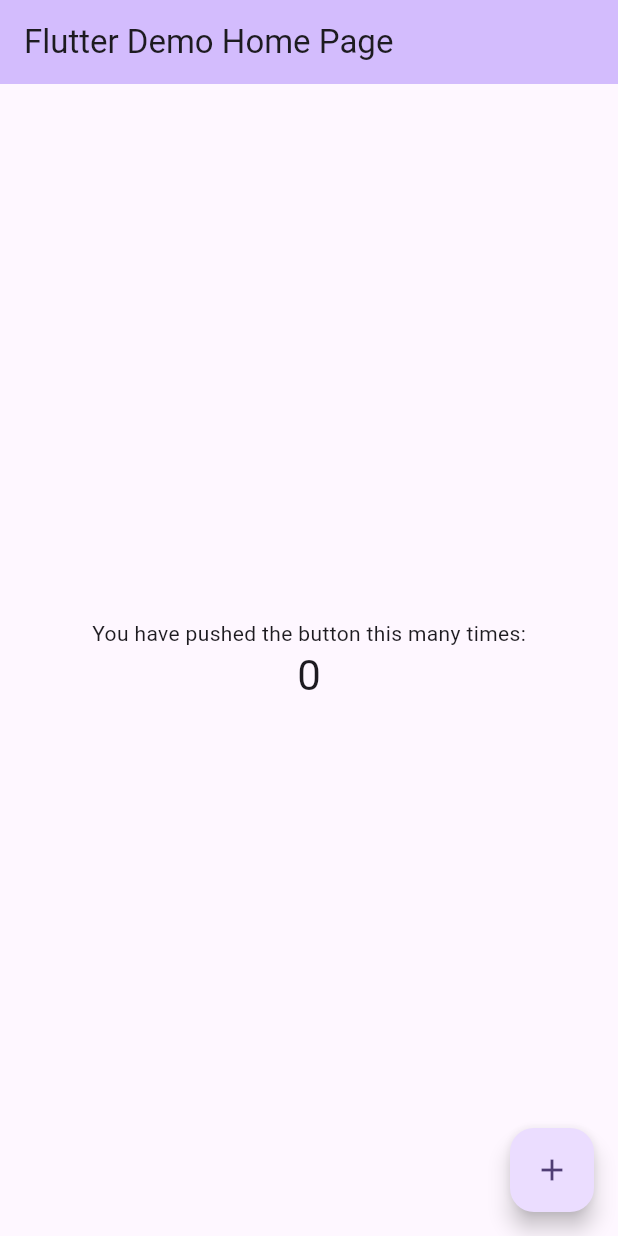
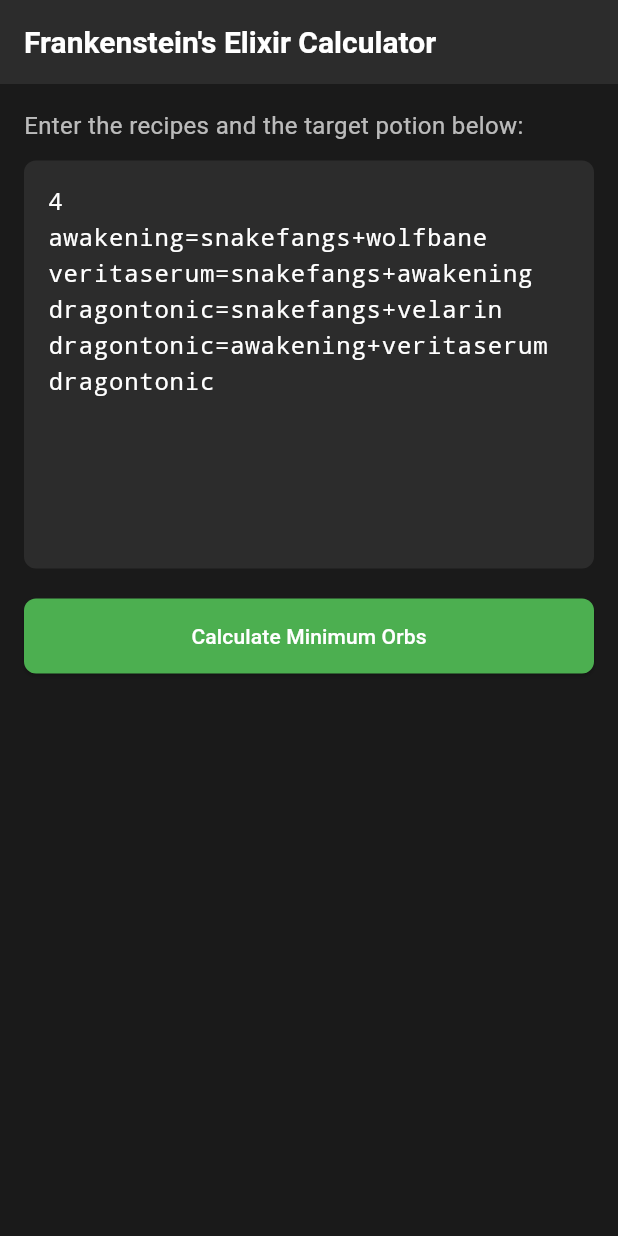
Before and after one commit to could-ai/019941e5-2cb4-7185-8ca3-2369d6639c2f, a Flutter app: the screen it shows after launch, on a phone screen of 412 x 824 dp. Run offline on Flutter 3.47's test engine with Material 3 defaults, Android fonts, the phone set to English and light mode, and no system bars.

Commit message:
I have created a Flutter application to solve the Frankenstein's Elixir problem. The main screen features a text area pre-filled with an example input, a button to trigger the calculation, and a display area for the result. The core logic is implemented using a recursive function with memoization to efficiently find the minimum number of magical orbs required to brew a given potion based on a list of recipes. The UI has been styled with a dark theme to fit the alchemical theme.

```diff
--- a/usr/lib/main.dart
+++ b/usr/lib/main.dart
@@ -1,4 +1,5 @@
 import 'package:flutter/material.dart';
+import 'dart:math';
 
 void main() {
   runApp(const MyApp());
@@ -7,114 +8,184 @@ void main() {
 class MyApp extends StatelessWidget {
   const MyApp({super.key});
 
-  // This widget is the root of your application.
   @override
   Widget build(BuildContext context) {
     return MaterialApp(
-      title: 'Flutter Demo',
+      title: 'Frankenstein\'s Elixir',
       debugShowCheckedModeBanner: false,
       theme: ThemeData(
-        // This is the theme of your application.
-        //
-        // TRY THIS: Try running your application with "flutter run". You'll see
-        // the application has a purple toolbar. Then, without quitting the app,
-        // try changing the seedColor in the colorScheme below to Colors.green
-        // and then invoke "hot reload" (save your changes or press the "hot
-        // reload" button in a Flutter-supported IDE, or press "r" if you used
-        // the command line to start the app).
-        //
-        // Notice that the counter didn't reset back to zero; the application
-        // state is not lost during the reload. To reset the state, use hot
-        // restart instead.
-        //
-        // This works for code too, not just values: Most code changes can be
-        // tested with just a hot reload.
-        colorScheme: ColorScheme.fromSeed(seedColor: Colors.deepPurple),
+        primarySwatch: Colors.green,
+        scaffoldBackgroundColor: const Color(0xFF1a1a1a),
+        appBarTheme: const AppBarTheme(
+          backgroundColor: Color(0xFF2c2c2c),
+          titleTextStyle: TextStyle(
+            color: Colors.white,
+            fontSize: 20,
+            fontWeight: FontWeight.bold,
+          ),
+        ),
+        inputDecorationTheme: InputDecorationTheme(
+          filled: true,
+          fillColor: const Color(0xFF2c2c2c),
+          border: OutlineInputBorder(
+            borderRadius: BorderRadius.circular(8.0),
+            borderSide: BorderSide.none,
+          ),
+          hintStyle: TextStyle(color: Colors.grey[400]),
+          labelStyle: const TextStyle(color: Colors.white),
+        ),
+        elevatedButtonTheme: ElevatedButtonThemeData(
+          style: ElevatedButton.styleFrom(
+            backgroundColor: Colors.green,
+            foregroundColor: Colors.white,
+            shape: RoundedRectangleBorder(
+              borderRadius: BorderRadius.circular(8.0),
+            ),
+            padding: const EdgeInsets.symmetric(horizontal: 30, vertical: 15),
+          ),
+        ),
+        textTheme: const TextTheme(
+          bodyLarge: TextStyle(color: Colors.white),
+          bodyMedium: TextStyle(color: Colors.white),
+          headlineMedium: TextStyle(color: Colors.greenAccent, fontWeight: FontWeight.bold),
+        ),
       ),
-      home: const MyHomePage(title: 'Flutter Demo Home Page'),
+      home: const FrankensteinHomePage(),
     );
   }
 }
 
-class MyHomePage extends StatefulWidget {
-  const MyHomePage({super.key, required this.title});
-
-  // This widget is the home page of your application. It is stateful, meaning
-  // that it has a State object (defined below) that contains fields that affect
-  // how it looks.
-
-  // This class is the configuration for the state. It holds the values (in this
-  // case the title) provided by the parent (in this case the App widget) and
-  // used by the build method of the State. Fields in a Widget subclass are
-  // always marked "final".
-
-  final String title;
+class FrankensteinHomePage extends StatefulWidget {
+  const FrankensteinHomePage({super.key});
 
   @override
-  State<MyHomePage> createState() => _MyHomePageState();
+  State<FrankensteinHomePage> createState() => _FrankensteinHomePageState();
 }
 
-class _MyHomePageState extends State<MyHomePage> {
-  int _counter = 0;
+class _FrankensteinHomePageState extends State<FrankensteinHomePage> {
+  final TextEditingController _controller = TextEditingController();
+  String _result = '';
 
-  void _incrementCounter() {
+  final Map<String, List<List<String>>> _recipes = {};
+  final Map<String, int> _memo = {};
+
+  @override
+  void initState() {
+    super.initState();
+    _controller.text = '''4
+awakening=snakefangs+wolfbane
+veritaserum=snakefangs+awakening
+dragontonic=snakefangs+velarin
+dragontonic=awakening+veritaserum
+dragontonic''';
+  }
+
+  void _calculateMinimumOrbs() {
+    _recipes.clear();
+    _memo.clear();
+
+    final lines = _controller.text.trim().split('\n').where((l) => l.isNotEmpty).toList();
+    if (lines.length < 2) {
+      setState(() {
+        _result = 'Invalid input. Please provide recipes and a target potion.';
+      });
+      return;
+    }
+
+    final targetPotion = lines.removeLast();
+    // The first line is N, we can ignore it and just process the recipe lines
+    final recipeLines = lines.sublist(1);
+
+    for (final line in recipeLines) {
+      final parts = line.split('=');
+      if (parts.length != 2) continue;
+      final potion = parts[0].trim();
+      final ingredients = parts[1].split('+').map((i) => i.trim()).toList();
+      _recipes.putIfAbsent(potion, () => []).add(ingredients);
+    }
+
+    final minOrbs = _getMinOrbs(targetPotion);
+
     setState(() {
-      // This call to setState tells the Flutter framework that something has
-      // changed in this State, which causes it to rerun the build method below
-      // so that the display can reflect the updated values. If we changed
-      // _counter without calling setState(), then the build method would not be
-      // called again, and so nothing would appear to happen.
-      _counter++;
+      if (minOrbs >= 999999) {
+         _result = 'It is impossible to brew "$targetPotion" with the given recipes.';
+      } else {
+         _result = 'Minimum orbs to brew "$targetPotion": $minOrbs';
+      }
     });
+  }
+
+  int _getMinOrbs(String potion) {
+    if (_memo.containsKey(potion)) {
+      return _memo[potion]!;
+    }
+
+    if (!_recipes.containsKey(potion)) {
+      // It's a base ingredient, cost is 0
+      return _memo.putIfAbsent(potion, () => 0);
+    }
+
+    int minPotionCost = 999999; // Represents infinity
+
+    for (final recipe in _recipes[potion]!) {
+      int currentRecipeCost = recipe.length - 1;
+      for (final ingredient in recipe) {
+        currentRecipeCost += _getMinOrbs(ingredient);
+      }
+      minPotionCost = min(minPotionCost, currentRecipeCost);
+    }
+
+    return _memo.putIfAbsent(potion, () => minPotionCost);
   }
 
   @override
   Widget build(BuildContext context) {
-    // This method is rerun every time setState is called, for instance as done
-    // by the _incrementCounter method above.
-    //
-    // The Flutter framework has been optimized to make rerunning build methods
-    // fast, so that you can just rebuild anything that needs updating rather
-    // than having to individually change instances of widgets.
     return Scaffold(
       appBar: AppBar(
-        // TRY THIS: Try changing the color here to a specific color (to
-        // Colors.amber, perhaps?) and trigger a hot reload to see the AppBar
-        // change color while the other colors stay the same.
-        backgroundColor: Theme.of(context).colorScheme.inversePrimary,
-        // Here we take the value from the MyHomePage object that was created by
-        // the App.build method, and use it to set our appbar title.
-        title: Text(widget.title),
+        title: const Text("Frankenstein's Elixir Calculator"),
       ),
-      body: Center(
-        // Center is a layout widget. It takes a single child and positions it
-        // in the middle of the parent.
-        child: Column(
-          // Column is also a layout widget. It takes a list of children and
-          // arranges them vertically. By default, it sizes itself to fit its
-          // children horizontally, and tries to be as tall as its parent.
-          //
-          // Column has various properties to control how it sizes itself and
-          // how it positions its children. Here we use mainAxisAlignment to
-          // center the children vertically; the main axis here is the vertical
-          // axis because Columns are vertical (the cross axis would be
-          // horizontal).
-          //
-          // TRY THIS: Invoke "debug painting" (choose the "Toggle Debug Paint"
-          // action in the IDE, or press "p" in the console), to see the
-          // wireframe for each widget.
-          mainAxisAlignment: MainAxisAlignment.center,
-          children: <Widget>[
-            const Text('You have pushed the button this many times:'),
-            Text('$_counter', style: Theme.of(context).textTheme.headlineMedium),
-          ],
+      body: SingleChildScrollView(
+        child: Padding(
+          padding: const EdgeInsets.all(16.0),
+          child: Column(
+            crossAxisAlignment: CrossAxisAlignment.stretch,
+            children: <Widget>[
+              const Text(
+                'Enter the recipes and the target potion below:',
+                style: TextStyle(fontSize: 16, color: Colors.white70),
+              ),
+              const SizedBox(height: 12),
+              TextField(
+                controller: _controller,
+                maxLines: 10,
+                style: const TextStyle(color: Colors.white, fontFamily: 'monospace'),
+                decoration: const InputDecoration(
+                  hintText: 'e.g.,\n4\nrecipe1=ing1+ing2\n...\ntarget_potion',
+                ),
+              ),
+              const SizedBox(height: 20),
+              ElevatedButton(
+                onPressed: _calculateMinimumOrbs,
+                child: const Text('Calculate Minimum Orbs'),
+              ),
+              const SizedBox(height: 20),
+              if (_result.isNotEmpty)
+                Container(
+                  padding: const EdgeInsets.all(16),
+                  decoration: BoxDecoration(
+                    color: const Color(0xFF2c2c2c),
+                    borderRadius: BorderRadius.circular(8),
+                  ),
+                  child: Text(
+                    _result,
+                    textAlign: TextAlign.center,
+                    style: Theme.of(context).textTheme.headlineMedium,
+                  ),
+                ),
+            ],
+          ),
         ),
       ),
-      floatingActionButton: FloatingActionButton(
-        onPressed: _incrementCounter,
-        tooltip: 'Increment',
-        child: const Icon(Icons.add),
-      ), // This trailing comma makes auto-formatting nicer for build methods.
     );
   }
 }
```
